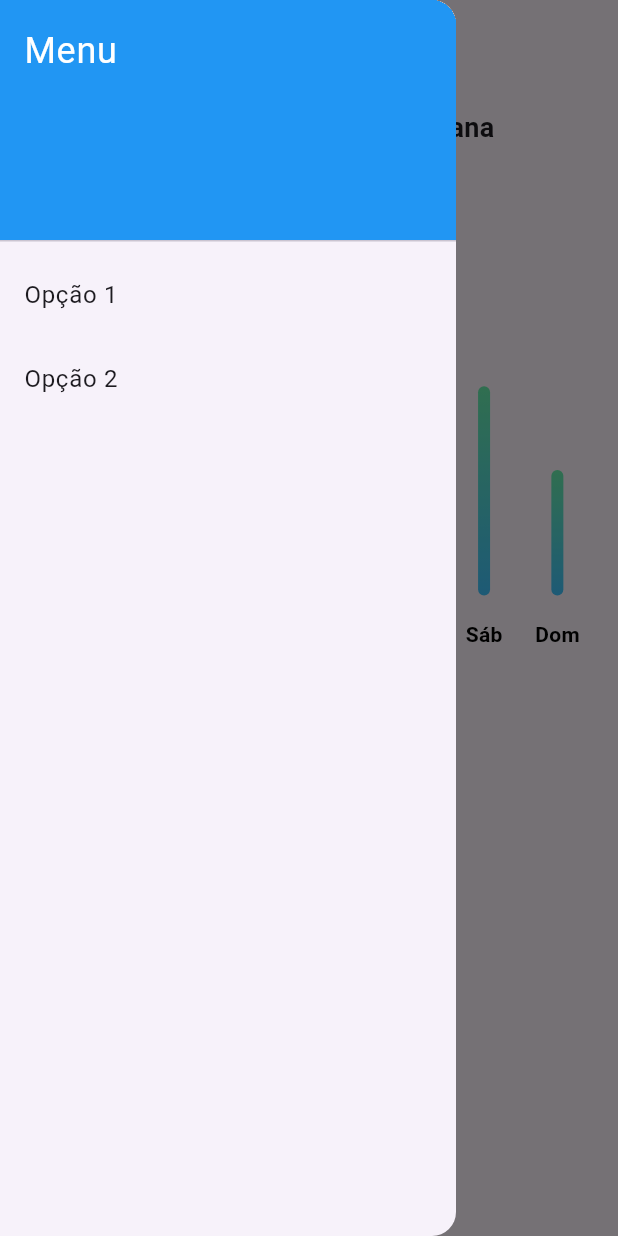
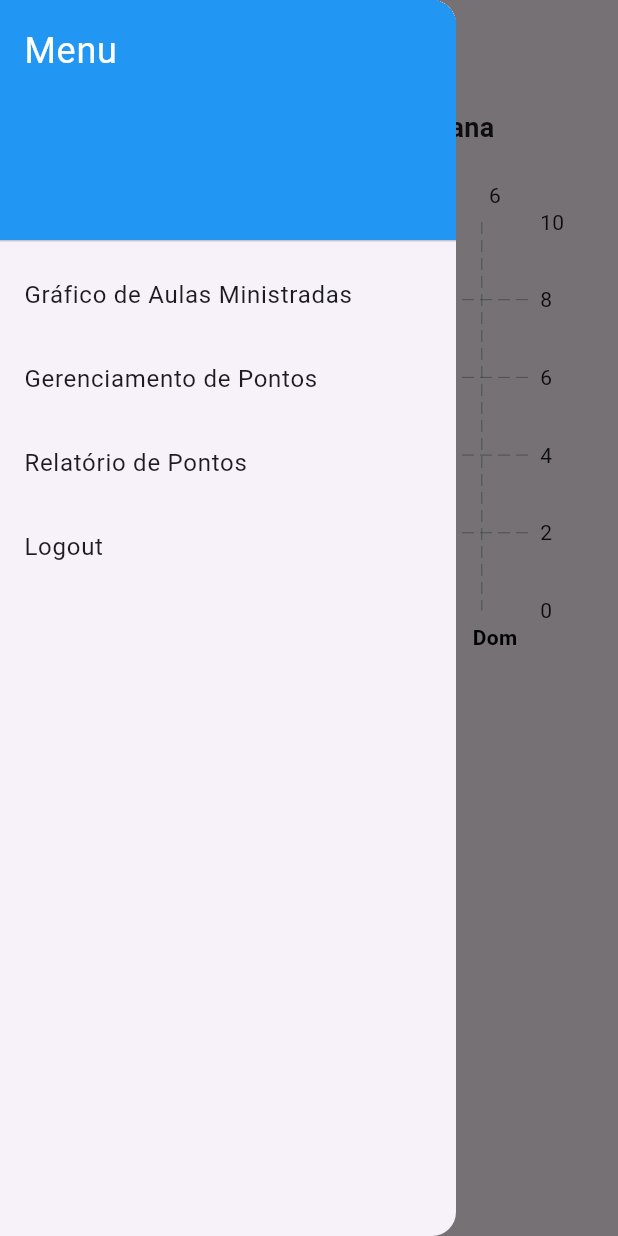
Before and after one commit to oFelpxz/Time_Track_Management, a Flutter app: the LoggedInScreen screen opened directly, with the side drawer open, on a phone screen of 412 x 824 dp. Run offline on Flutter 3.47's test engine with Material 3 defaults, Android fonts, the phone set to English and light mode, and no system bars; drawn by our look-alikes of fl_chart; our stand-ins replace csv, firebase_auth, firebase_core, firebase_database; accounts and stored records are empty.

Commit message:
Adicionadas telas para geracao de relatorio, listagem de pontos, alteracao de pontos e menu.

```diff
--- a/lib/logged_in_screen.dart
+++ b/lib/logged_in_screen.dart
@@ -1,10 +1,65 @@
-// ignore_for_file: prefer_const_constructors, prefer_const_literals_to_create_immutables, use_key_in_widget_constructors
-
 import 'package:flutter/material.dart';
 import 'package:fl_chart/fl_chart.dart';
+import 'package:firebase_database/firebase_database.dart';
+import 'package:time_track_management/main.dart';
 
+import 'data_display_screen.dart';
+import 'monthly_report_screen.dart';
 
-class LoggedInScreen extends StatelessWidget {
+class LoggedInScreen extends StatefulWidget {
+  @override
+  _LoggedInScreenState createState() => _LoggedInScreenState();
+}
+
+class _LoggedInScreenState extends State<LoggedInScreen> {
+  final databaseReference = FirebaseDatabase.instance.ref();
+  List<Map<String, dynamic>> aulas = [];
+  Map<String, int> diasSemanaCount = {
+    'Segunda-Feira': 0,
+    'Terça-Feira': 0,
+    'Quarta-Feira': 0,
+    'Quinta-Feira': 0,
+    'Sexta-Feira': 0,
+    'Sábado': 0,
+    'Domingo': 0,
+  };
+
+  @override
+  void initState() {
+    super.initState();
+    fetchAulas();
+  }
+
+  Future<void> fetchAulas() async {
+    try {
+      // Consulta os dados do Firebase
+      DatabaseEvent snapshot = await databaseReference
+          .child('usuarios/cursos/Registrado')
+          .once();
+
+      // Extrai os dados da consulta
+      Map<dynamic, dynamic> data = snapshot.snapshot.value as Map<dynamic, dynamic>;
+      print(data);
+      aulas.clear();
+      diasSemanaCount.updateAll((key, value) => 0);
+
+      // Adiciona cada aula à lista e conta os dias da semana
+      data.forEach((key, value) {
+        aulas.add({
+          'disciplina': value['disciplina'],
+          'horaInicio': value['horaInicio'],
+          'horaTermino': value['horaTermino'],
+          'diaSemana': value['diaSemana'],
+        });
+        diasSemanaCount[value['diaSemana']] = (diasSemanaCount[value['diaSemana']] ?? 0) + 1;
+      });
+      // Atualiza o estado da tela
+      setState(() {});
+    } catch (e) {
+      print('Erro ao buscar aulas: ${e.toString()}');
+    }
+  }
+
   @override
   Widget build(BuildContext context) {
     return Scaffold(
@@ -27,15 +82,42 @@ class LoggedInScreen extends StatelessWidget {
               ),
             ),
             ListTile(
-              title: Text('Opção 1'),
+              title: Text('Gráfico de Aulas Ministradas'),
               onTap: () {
+                Navigator.push(
+                  context,
+                  MaterialPageRoute(builder: (context) => LoggedInScreen()),
+                );
+              },
+            ),
+            ListTile(
+              title: Text('Gerenciamento de Pontos'),
+              onTap: () {
+                Navigator.push(
+                    context,
+                    MaterialPageRoute(
+                    builder: (context) =>
+                    DataDisplayScreen(databaseReference: databaseReference)),);
                 // Navegar para outra tela
               },
             ),
             ListTile(
-              title: Text('Opção 2'),
+              title: Text('Relatório de Pontos'),
               onTap: () {
-                // Navegar para outra tela
+                Navigator.push(
+                  context,
+                  MaterialPageRoute(builder: (context) => MonthlyReportScreen()),
+                );
+              },
+            ),
+            ListTile(
+              title: Text('Logout'),
+              onTap: () {
+                Navigator.pushAndRemoveUntil(
+                  context,
+                  MaterialPageRoute(builder: (context) => MyApp()),
+                      (Route<dynamic> route) => false,
+                );
               },
             ),
           ],
@@ -61,56 +143,146 @@ class LoggedInScreen extends StatelessWidget {
                   barTouchData: BarTouchData(enabled: false),
                   titlesData: FlTitlesData(
                     show: true,
-                    bottomTitles: SideTitles(
+                    bottomTitles: AxisTitles(
+                      sideTitles: SideTitles(
                         showTitles: true,
-                      getTextStyles: (context, value) => const TextStyle(
+                        getTitlesWidget: (value, meta) {
+                          const style = TextStyle(
                             color: Colors.black,
                             fontWeight: FontWeight.bold,
                             fontSize: 14,
-                      ),
-                      margin: 16,
-                      getTitles: (double value) {
+                          );
+                          Widget text;
                           switch (value.toInt()) {
                             case 0:
-                            return 'Seg';
+                              text = const Text('Seg', style: style);
+                              break;
                             case 1:
-                            return 'Ter';
+                              text = const Text('Ter', style: style);
+                              break;
                             case 2:
-                            return 'Qua';
+                              text = const Text('Qua', style: style);
+                              break;
                             case 3:
-                            return 'Qui';
+                              text = const Text('Qui', style: style);
+                              break;
                             case 4:
-                            return 'Sex';
+                              text = const Text('Sex', style: style);
+                              break;
                             case 5:
-                            return 'Sáb';
+                              text = const Text('Sáb', style: style);
+                              break;
                             case 6:
-                            return 'Dom';
+                              text = const Text('Dom', style: style);
+                              break;
                             default:
-                            return '';
+                              text = const Text('', style: style);
+                              break;
                           }
+                          return SideTitleWidget(
+                            axisSide: meta.axisSide,
+                            child: text,
+                          );
                         },
+                        reservedSize: 28,
                       ),
-                    leftTitles: SideTitles(
+                    ),
+                    leftTitles: AxisTitles(
+                      sideTitles: SideTitles(
                         showTitles: true,
-                      getTextStyles: (context, value) => const TextStyle(
+                        getTitlesWidget: (value, meta) {
+                          const style = TextStyle(
                             color: Colors.black,
                             fontWeight: FontWeight.bold,
                             fontSize: 14,
+                          );
+                          return Text('${value.toInt()}', style: style);
+                        },
+                        reservedSize: 28,
                       ),
-                      margin: 16,
                     ),
                   ),
                   borderData: FlBorderData(
                     show: false,
                   ),
                   barGroups: [
-                    BarChartGroupData(x: 0, barRods: [BarChartRodData(y: 8, colors: [Colors.lightBlueAccent, Colors.greenAccent])]),
-                    BarChartGroupData(x: 1, barRods: [BarChartRodData(y: 7, colors: [Colors.lightBlueAccent, Colors.greenAccent])]),
-                    BarChartGroupData(x: 2, barRods: [BarChartRodData(y: 6, colors: [Colors.lightBlueAccent, Colors.greenAccent])]),
-                    BarChartGroupData(x: 3, barRods: [BarChartRodData(y: 5, colors: [Colors.lightBlueAccent, Colors.greenAccent])]),
-                    BarChartGroupData(x: 4, barRods: [BarChartRodData(y: 9, colors: [Colors.lightBlueAccent, Colors.greenAccent])]),
-                    BarChartGroupData(x: 5, barRods: [BarChartRodData(y: 5, colors: [Colors.lightBlueAccent, Colors.greenAccent])]),
-                    BarChartGroupData(x: 6, barRods: [BarChartRodData(y: 3, colors: [Colors.lightBlueAccent, Colors.greenAccent])]),
+                    BarChartGroupData(
+                      x: 0,
+                      barRods: [
+                        BarChartRodData(
+                          toY: diasSemanaCount['Segunda-Feira']!.toDouble(),
+                          color: Colors.lightBlueAccent,
+                          width: 15,
+                          borderSide: BorderSide(color: Colors.greenAccent, width: 1),
+                        ),
+                      ],
+                    ),
+                    BarChartGroupData(
+                      x: 1,
+                      barRods: [
+                        BarChartRodData(
+                          toY: diasSemanaCount['Terça-Feira']!.toDouble(),
+                          color: Colors.lightBlueAccent,
+                          width: 15,
+                          borderSide: BorderSide(color: Colors.greenAccent, width: 1),
+                        ),
+                      ],
+                    ),
+                    BarChartGroupData(
+                      x: 2,
+                      barRods: [
+                        BarChartRodData(
+                          toY: diasSemanaCount['Quarta-Feira']!.toDouble(),
+                          color: Colors.lightBlueAccent,
+                          width: 15,
+                          borderSide: BorderSide(color: Colors.greenAccent, width: 1),
+                        ),
+                      ],
+                    ),
+                    BarChartGroupData(
+                      x: 3,
+                      barRods: [
+                        BarChartRodData(
+                          toY: diasSemanaCount['Quinta-Feira']!.toDouble(),
+                          color: Colors.lightBlueAccent,
+                          width: 15,
+                          borderSide: BorderSide(color: Colors.greenAccent, width: 1),
+                        ),
+                      ],
+                    ),
+                    BarChartGroupData(
+                      x: 4,
+                      barRods: [
+                        BarChartRodData(
+                          toY: diasSemanaCount['Sexta-Feira']!.toDouble(),
+                          color: Colors.lightBlueAccent,
+                          width: 15,
+                          borderSide: BorderSide(color: Colors.greenAccent, width: 1),
+                        ),
+                      ],
+                    ),
+                    BarChartGroupData(
+                      x: 5,
+                      barRods: [
+                        BarChartRodData(
+                          toY: diasSemanaCount['Sábado']!.toDouble(),
+                          color: Colors.lightBlueAccent,
+                          width: 15,
+                          borderSide: BorderSide(color: Colors.greenAccent, width: 1),
+                        ),
+                      ],
+                    ),
+                    BarChartGroupData(
+                      x: 6,
+                      barRods: [
+                        BarChartRodData(
+                          toY: diasSemanaCount['Domingo']!.toDouble(),
+                          color: Colors.lightBlueAccent,
+                          width: 15,
+                          borderSide: BorderSide(color: Colors.greenAccent, width: 1),
+                        ),
+                      ],
+                    ),
                   ],
                 ),
               ),
@@ -125,29 +297,16 @@ class LoggedInScreen extends StatelessWidget {
             ),
             SizedBox(height: 10),
             Expanded(
-              child: ListView(
-                children: <Widget>[
-                  ListTile(
-                    title: Text('Segunda-feira: Matemática'),
-                    subtitle: Text('10:00 - 11:30'),
-                  ),
-                  ListTile(
-                    title: Text('Terça-feira: Física'),
-                    subtitle: Text('11:00 - 12:30'),
-                  ),
-                  ListTile(
-                    title: Text('Quarta-feira: Química'),
-                    subtitle: Text('09:00 - 10:30'),
-                  ),
-                  ListTile(
-                    title: Text('Quinta-feira: Biologia'),
-                    subtitle: Text('08:00 - 09:30'),
-                  ),
-                  ListTile(
-                    title: Text('Sexta-feira: História'),
-                    subtitle: Text('13:00 - 14:30'),
-                  ),
-                ],
+              child: ListView.builder(
+                itemCount: aulas.length,
+                itemBuilder: (context, index) {
+                  final aula = aulas[index];
+                  return ListTile(
+                    title: Text(aula['disciplina']),
+                    subtitle: Text(
+                        '${aula['diaSemana']}: ${aula['horaInicio']} - ${aula['horaTermino']}'),
+                  );
+                },
               ),
             ),
           ],
```
Also changed, not shown: lib/data_display_screen.dart (added, +250 -0 lines), lib/main.dart (+13 -4 lines), lib/monthly_report_screen.dart (added, +88 -0 lines), pubspec.yaml (+7 -3 lines), pubspec.lock (deleted), 4 other files. Lines whose indentation alone changed are shown as unchanged.
